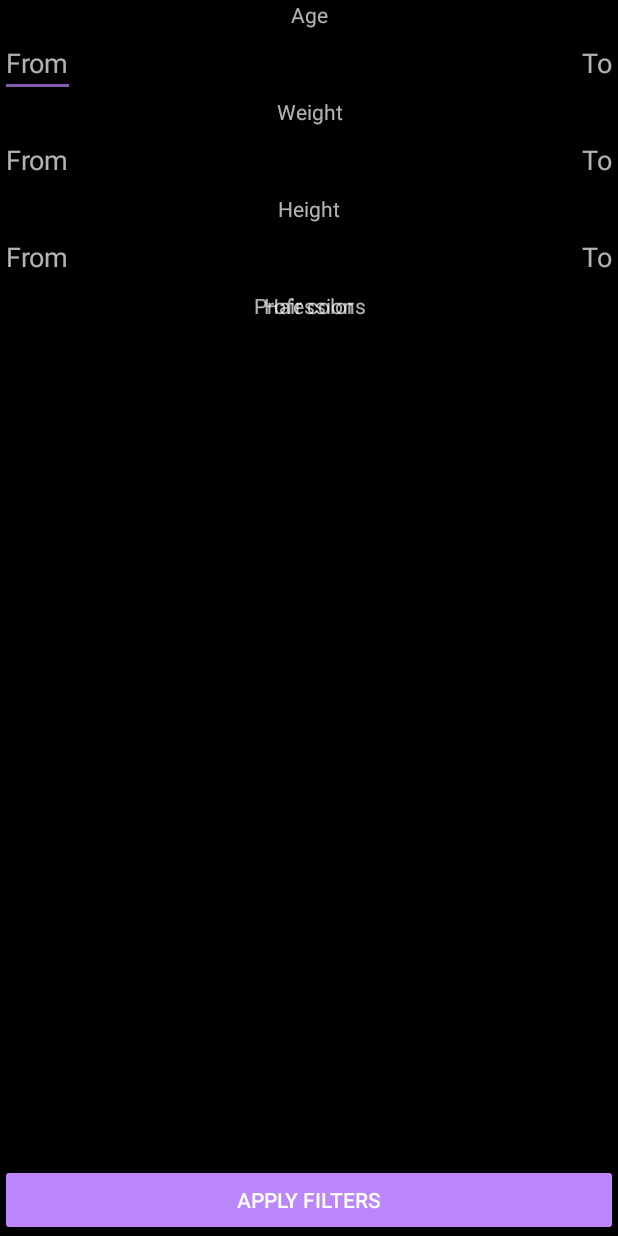
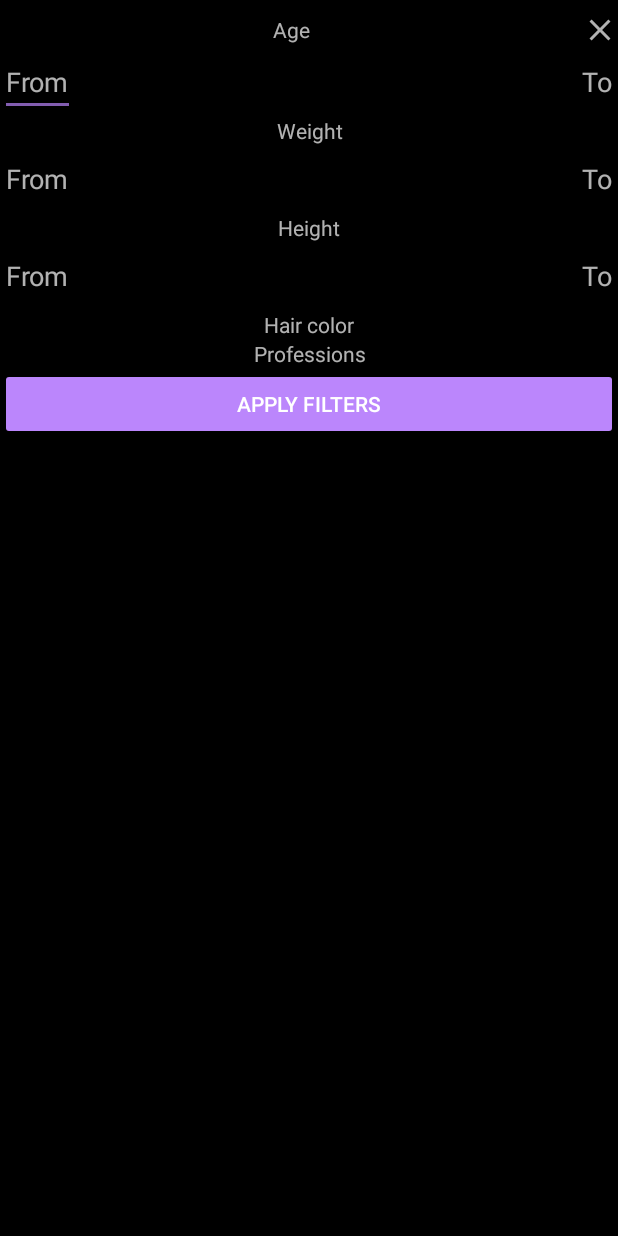
Before and after one commit to AlfredoBejarano/Brastlewark, an Android app: the layout dialog_filters.xml on its own in the app's theme, with its tools: preview values and no code run, on a phone screen of 412 x 824 dp. Run offline under Robolectric (Android 15) with nearby library versions, the phone set to English and light mode, and no system bars; network calls fail.

Commit message:
Fix filters engine

```diff
--- a/app/src/main/java/me/alfredobejarano/brastlewark/utils/String.kt
+++ b/app/src/main/java/me/alfredobejarano/brastlewark/utils/String.kt
@@ -20,6 +20,6 @@ fun List<String>.asString() = StringBuilder().also { builder ->
     }
 }.toString()
 
-fun String.asList() = this.split(SEPARATOR).toList()
+fun String.asList() = this.split(SEPARATOR).toList().filter { it.isNotEmpty() }.sortedBy { it }
 
 fun String.getFileNameFromURL() = split("/").last()
--- /dev/null
+++ b/app/src/main/res/color/checkbox_state_list.xml
@@ -0,0 +1,5 @@
+<?xml version="1.0" encoding="utf-8"?>
+<selector xmlns:android="http://schemas.android.com/apk/res/android">
+    <item android:color="@android:color/white" android:state_checked="false"/>
+    <item android:color="?android:attr/colorAccent" android:state_checked="true"/>
+</selector>
--- /dev/null
+++ b/app/src/main/res/drawable/ic_close_white_24dp.xml
@@ -0,0 +1,5 @@
+<vector android:height="24dp" android:tint="#FFFFFF"
+    android:viewportHeight="24.0" android:viewportWidth="24.0"
+    android:width="24dp" xmlns:android="http://schemas.android.com/apk/res/android">
+    <path android:fillColor="#FF000000" android:pathData="M19,6.41L17.59,5 12,10.59 6.41,5 5,6.41 10.59,12 5,17.59 6.41,19 12,13.41 17.59,19 19,17.59 13.41,12z"/>
+</vector>
--- a/app/src/main/res/layout/dialog_filters.xml
+++ b/app/src/main/res/layout/dialog_filters.xml
@@ -1,12 +1,17 @@
 <?xml version="1.0" encoding="utf-8"?>
 <layout>
 
-    <RelativeLayout xmlns:android="http://schemas.android.com/apk/res/android"
+    <ScrollView xmlns:android="http://schemas.android.com/apk/res/android"
         android:layout_width="match_parent"
         android:layout_height="match_parent"
         android:orientation="vertical">
 
+        <RelativeLayout
+            android:layout_width="match_parent"
+            android:layout_height="wrap_content">
+
             <TextView
+                android:layout_marginTop="8dp"
                 android:id="@+id/ageLabel"
                 android:layout_width="match_parent"
                 android:layout_height="wrap_content"
@@ -14,8 +19,10 @@
                 android:layout_alignParentTop="true"
                 android:layout_alignParentEnd="true"
                 android:alpha="0.7"
+                android:drawableEnd="@drawable/ic_close_white_24dp"
                 android:gravity="center"
-            android:text="@string/age" />
+                android:text="@string/age"
+                android:textColor="@android:color/white" />
 
             <EditText
                 android:id="@+id/ageFrom"
@@ -23,10 +30,10 @@
                 android:layout_height="wrap_content"
                 android:layout_below="@id/ageLabel"
                 android:layout_alignParentStart="true"
-            android:layout_centerVertical="true"
                 android:alpha="0.7"
                 android:hint="@string/from"
-            android:inputType="number" />
+                android:inputType="number"
+                android:textColor="@android:color/white" />
 
             <EditText
                 android:id="@+id/ageTo"
@@ -36,7 +43,8 @@
                 android:layout_alignParentEnd="true"
                 android:alpha="0.7"
                 android:hint="@string/to"
-            android:inputType="number" />
+                android:inputType="number"
+                android:textColor="@android:color/white" />
 
             <TextView
                 android:id="@+id/weightLabel"
@@ -55,10 +63,10 @@
                 android:layout_height="wrap_content"
                 android:layout_below="@id/weightLabel"
                 android:layout_alignParentStart="true"
-            android:layout_centerVertical="true"
                 android:alpha="0.7"
                 android:hint="@string/from"
-            android:inputType="number" />
+                android:inputType="number"
+                android:textColor="@android:color/white" />
 
             <EditText
                 android:id="@+id/weightTo"
@@ -68,7 +76,8 @@
                 android:layout_alignParentEnd="true"
                 android:alpha="0.7"
                 android:hint="@string/to"
-            android:inputType="number" />
+                android:inputType="number"
+                android:textColor="@android:color/white" />
 
             <TextView
                 android:id="@+id/heightLabel"
@@ -87,10 +96,10 @@
                 android:layout_height="wrap_content"
                 android:layout_below="@id/heightLabel"
                 android:layout_alignParentStart="true"
-            android:layout_centerVertical="true"
                 android:alpha="0.7"
                 android:hint="@string/from"
-            android:inputType="number" />
+                android:inputType="number"
+                android:textColor="@android:color/white" />
 
             <EditText
                 android:id="@+id/heightTo"
@@ -100,7 +109,8 @@
                 android:layout_alignParentEnd="true"
                 android:alpha="0.7"
                 android:hint="@string/to"
-            android:inputType="number" />
+                android:inputType="number"
+                android:textColor="@android:color/white" />
 
             <TextView
                 android:id="@+id/hairColorsLabel"
@@ -126,7 +136,7 @@
                 android:id="@+id/professionsLabel"
                 android:layout_width="match_parent"
                 android:layout_height="wrap_content"
-            android:layout_below="@id/heightTo"
+                android:layout_below="@id/hairCheckBoxGroup"
                 android:layout_alignParentStart="true"
                 android:layout_alignParentEnd="true"
                 android:alpha="0.7"
@@ -137,7 +147,6 @@
                 android:id="@+id/professionsCheckBoxGroup"
                 android:layout_width="match_parent"
                 android:layout_height="wrap_content"
-            android:layout_above="@id/searchButton"
                 android:layout_below="@id/professionsLabel"
                 android:layout_alignParentStart="true"
                 android:layout_alignParentEnd="true"
@@ -147,10 +156,11 @@
                 android:id="@+id/searchButton"
                 android:layout_width="match_parent"
                 android:layout_height="wrap_content"
+                android:layout_below="@id/professionsCheckBoxGroup"
                 android:layout_alignParentStart="true"
                 android:layout_alignParentEnd="true"
-            android:layout_alignParentBottom="true"
                 android:backgroundTint="?android:attr/colorAccent"
                 android:text="@string/apply_filters" />
         </RelativeLayout>
+    </ScrollView>
 </layout>
```
Also changed, not shown: app/src/main/java/me/alfredobejarano/brastlewark/FiltersAlertDialog.kt (+14 -3 lines), app/src/main/java/me/alfredobejarano/brastlewark/SplashActivity.kt (+7 -1 lines), app/src/main/java/me/alfredobejarano/brastlewark/viewmodel/GnomeListViewModel.kt (+4 -4 lines). Lines whose indentation alone changed are shown as unchanged.
